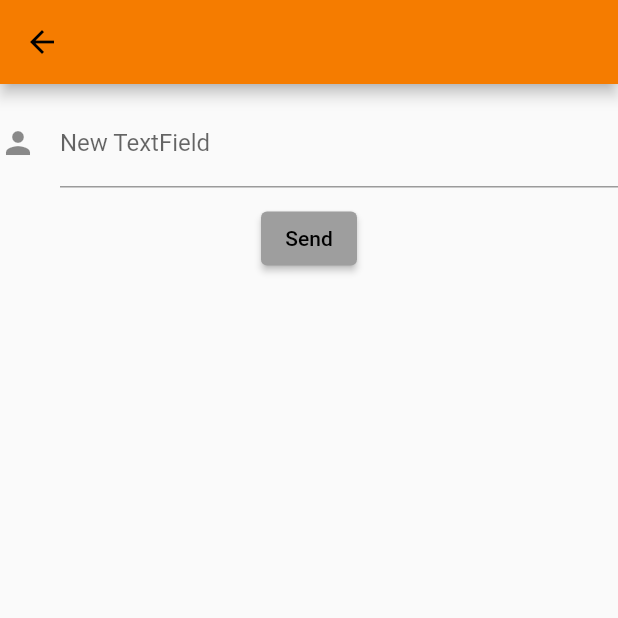
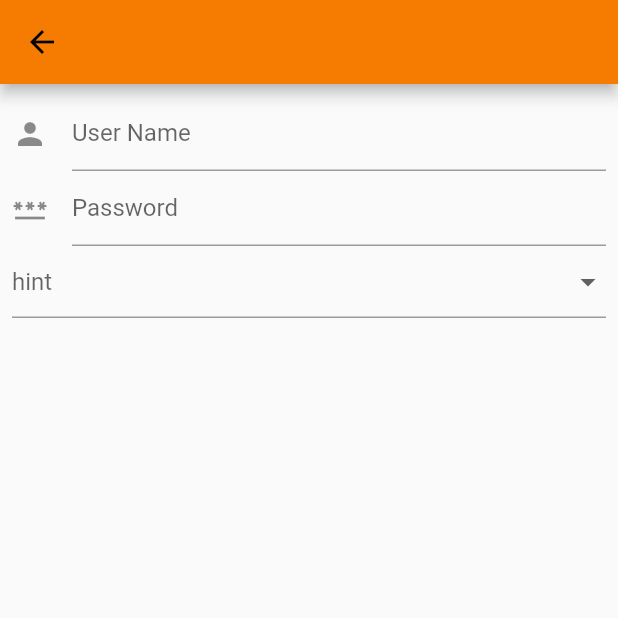
Before and after one commit to AhmedmoatasemVictorylink/LoginFlutter, a Flutter app: the CreatedForm screen opened directly, on a phone screen of 412 x 824 dp, the top half of it. Run offline on Flutter 3.47's test engine with Material 2 defaults, Android fonts, the phone set to English and light mode, and no system bars; our stand-ins replace hexcolor, introduction_screen, local_auth.

Commit message:
Adding dropdown field to form types

```diff
--- a/lib/created_form.dart
+++ b/lib/created_form.dart
@@ -15,15 +15,246 @@ class _CreatedFormState extends State<CreatedForm> {
   // set the formkey for validation
   var _formkey = GlobalKey<FormState>();
 
-  final List<DrawableField> list = [
+  final List<dynamic> list = [
     DrawableTextField(
-      hint: "Amu Hint",
-      title: "New TextField",
+        hint: "user name",
+        title: "User Name",
+        isRequired: true,
+        icon: Icons.person,
+        onChange: (value) {
+          print(value);
+        }),
+    DrawableTextField(
+      hint: "password",
+      title: "Password",
       isRequired: true,
+      icon: Icons.password,
+      onChange: (value) => print(value),
+    ),
+    DrawableDropDownField(
+      title: "Select on of the below",
+      hint: "hint",
+      isRequired: true,
+      icon: Icons.password,
+      onChange: (value) => print(value),
+      items: ['first', 'second', 'third'],
     ),
   ];
 
-  String formItems = json.encode([
+  @override
+  Widget build(BuildContext context) {
+    return Scaffold(
+      appBar: AppBar(
+        backgroundColor: CustomColors.firebaseOrange,
+      ),
+      body: SingleChildScrollView(
+        child: Form(
+          key: _formkey, // add the formkey here
+          child: ListView.builder(
+              scrollDirection: Axis.vertical,
+              shrinkWrap: true,
+              padding: const EdgeInsets.all(8),
+              itemCount: list.length,
+              itemBuilder: (BuildContext context, int index) {
+                return Container(
+                  height: 50,
+                  child: list[index].widget,
+                );
+              }),
+        ),
+      ),
+    );
+  }
+}
+
+abstract class DrawableField<ValueType> {
+  String title;
+  String hint;
+  bool isRequired;
+  IconData icon;
+  Function(ValueType?) onChange;
+
+  DrawableField({
+    required this.title,
+    required this.hint,
+    required this.isRequired,
+    required this.icon,
+    required this.onChange,
+  });
+
+  Widget get widget;
+}
+
+// text filed form field
+class DrawableTextField implements DrawableField<String> {
+  @override
+  String hint;
+
+  @override
+  bool isRequired;
+
+  @override
+  String title;
+
+  @override
+  IconData icon;
+
+  @override
+  Function(String?) onChange;
+
+  DrawableTextField({
+    required this.title,
+    required this.hint,
+    required this.isRequired,
+    required this.icon,
+    required this.onChange,
+  });
+
+  @override
+  Widget get widget {
+    return TextFormField(
+      decoration: InputDecoration(
+        icon: Icon(icon),
+        hintText: hint,
+        labelText: title,
+      ),
+      validator: (value) {
+        if (!isRequired) {
+          return null;
+        }
+
+        if (value!.isEmpty) {
+          return 'Please enter some text';
+        }
+        return null;
+      },
+    );
+  }
+}
+
+/// Drop down form field
+///
+class DrawableDropDownField implements DrawableField<String> {
+  @override
+  String hint;
+
+  @override
+  bool isRequired;
+
+  @override
+  String title;
+
+  @override
+  IconData icon;
+
+  @override
+  Function(String?) onChange;
+
+  var selectedValue;
+
+  final bool _isExpanded = true;
+
+  // To be enhanced with generic type to provide title and identifier
+  List<String> items;
+
+  DrawableDropDownField({
+    required this.title,
+    required this.hint,
+    required this.isRequired,
+    required this.icon,
+    required this.onChange,
+    required this.items,
+  });
+
+  @override
+  Widget get widget {
+    return DropdownButtonFormField(
+      hint: Text(hint),
+      isExpanded: _isExpanded,
+      items: items.map((value) {
+        return DropdownMenuItem(child: Text(value), value: value);
+      }).toList(),
+      value: selectedValue,
+      onChanged: (value) => onChange(value as String),
+    );
+  }
+}
+
+/*
+/// Drop down form field
+///
+class DrawableDropDownButtonFoemFled implements DrawableDropDownField {
+
+  @override
+  String hint;
+
+  @override
+  bool isExpanded;
+
+  @override
+  List<String> items;
+
+  @override
+  Function() onChanged;
+
+  @override
+  Function() onSaved;
+
+  @override
+  String selectedValue;
+
+  DrawableDropDownButtonFoemFled({
+    required this.selectedValue,
+    required this.hint,
+    required this.isExpanded,
+    required this.onChanged,
+    required this.onSaved,
+    required this.items,
+  });
+
+  @override
+  Widget get widget {
+    return DropdownButtonFormField(
+        value: selectedValue,
+        hint: Text(hint,),
+        isExpanded: isExpanded,
+        onChanged: onChanged,
+        onSaved: onSaved,
+        items: items
+           .map((String val) {
+                return DropdownMenuItem(
+                   value: val,
+                   child: Text(
+                        val,
+                         ),
+                       );
+                    }).toList(),
+                 );
+    }
+}
+*/
+
+/* Column(children: <Widget>[
+            const SizedBox(
+              height: 10,
+            ),
+            list.map((e) => e.widget).first,
+            const SizedBox(
+              height: 10,
+            ),
+            ElevatedButton(
+                child: const Text('Send'),
+                onPressed: () {
+                  if (_formkey.currentState!.validate()) {
+                    Authentication.customSnackBar(
+                      content: 'Error authenticating using Biometrics.',
+                    );
+                  }
+                }
+              ),
+          ]),*/
+
+/*  String formItems = json.encode([
     {
       "title": "name",
       "label": "what is your name",
@@ -43,140 +274,4 @@ class _CreatedFormState extends State<CreatedForm> {
       "items": ["1-20", "21-30", "31-40", "41-50", "51-60"],
       "required": "no"
     }
-  ]);
-
-  @override
-  Widget build(BuildContext context) {
-    return Scaffold(
-      appBar: AppBar(
-        backgroundColor: CustomColors.firebaseOrange,
-        // title: const Text("JSONFORM"),
-      ),
-      body: SingleChildScrollView(
-        child: Form(
-          key: _formkey, // add the formkey here
-          child: Column(
-              children: <Widget>[
-                const SizedBox(
-                  height: 10,
-                ),
-                list.map((e) => e.widget).first,
-                // const Text(
-                //   "Login Form",
-                //   style: TextStyle(fontSize: 25.0, fontWeight: FontWeight.bold),
-                // ),
-                // TextFormField(
-                //   decoration: const InputDecoration(
-                //     icon: Icon(Icons.person),
-                //     hintText: 'Enter your name',
-                //     labelText: 'Name',
-                //   ),
-                //   validator: (value) {
-                //     if (value!.isEmpty) {
-                //       return 'Please enter some text';
-                //     }
-                //     return null;
-                //   },
-                // ),
-                // TextFormField(
-                //   decoration: const InputDecoration(
-                //     icon: Icon(Icons.phone),
-                //     hintText: 'Enter a phone number',
-                //     labelText: 'Phone',
-                //   ),
-                //   validator: (value) {
-                //     if (value!.isEmpty) {
-                //       return 'Please enter valid phone number';
-                //     }
-                //     return null;
-                //   },
-                // ),
-                // TextFormField(
-                //   decoration: const InputDecoration(
-                //     icon: Icon(Icons.calendar_today),
-                //     hintText: 'Enter your date of birth',
-                //     labelText: 'Dob',
-                //   ),
-                //   validator: (value) {
-                //     if (value!.isEmpty) {
-                //       return 'Please enter valid date';
-                //     }
-                //     return null;
-                //   },
-                // ),
-                // JsonFormGenerator(
-                //   form: formItems,
-                //   onChanged: (dynamic value) {
-                //     setState(() {
-                //       this.response = value;
-                //     });
-                //   },
-                // ),
-                const SizedBox(
-                  height: 10,
-                ),
-                ElevatedButton(
-                    child: const Text('Send'),
-                    onPressed: () {
-                      if (_formkey.currentState!.validate()) {
-                        //print(response.toString());
-                        Authentication.customSnackBar(
-                          content: 'Error authenticating using Biometrics.',
-                        );
-                      }
-                    }),
-              ]),
-        ),
-      ),
-    );
-  }
-}
-
-abstract class DrawableField {
-  String title;
-  String hint;
-  bool isRequired;
-
-  DrawableField({
-    required this.title,
-    required this.hint,
-    required this.isRequired,
-  });
-
-  Widget get widget;
-}
-
-class DrawableTextField implements DrawableField {
-
-  @override
-  String hint;
-
-  @override
-  bool isRequired;
-
-  @override
-  String title;
-
-  DrawableTextField({
-    required this.title,
-    required this.hint,
-    required this.isRequired,
-  });
-
-  @override
-  Widget get widget => TextFormField(
-        decoration: InputDecoration(
-          icon: const Icon(Icons.person),
-          hintText: hint,
-          labelText: title,
-        ),
-        validator: (value) {
-          if (!isRequired) { return null; }
-
-          if (value!.isEmpty) {
-            return 'Please enter some text';
-          }
-          return null;
-        },
-      );
-}
+  ]);*/
```
